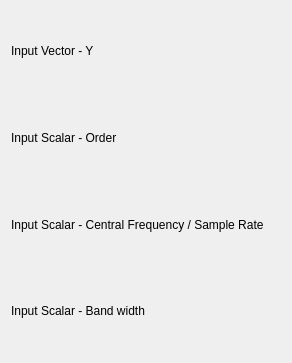
Old version of the form src/plugins/filters/butterworth_bandstop/filterbutterworthbandstopconfig.ui in the repository Kst-plot/kst.
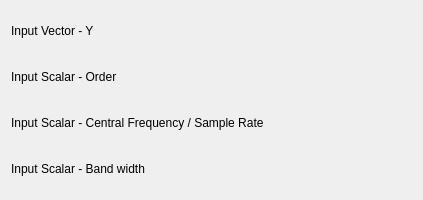
New version of the form. Custom widgets are drawn as their Qt base class.

Patch:
```diff
--- a/src/plugins/filters/butterworth_bandstop/filterbutterworthbandstopconfig.ui
+++ b/src/plugins/filters/butterworth_bandstop/filterbutterworthbandstopconfig.ui
@@ -5,13 +5,19 @@
    <rect>
     <x>0</x>
     <y>0</y>
-    <width>292</width>
-    <height>363</height>
+    <width>423</width>
+    <height>200</height>
    </rect>
   </property>
+  <property name="minimumSize" >
+   <size>
+    <width>400</width>
+    <height>0</height>
+   </size>
+  </property>
   <layout class="QVBoxLayout" name="verticalLayout" >
    <item>
-    <layout class="QHBoxLayout" name="horizontalLayout" >
+    <layout class="QHBoxLayout" name="horizontalLayout_4" >
      <item>
       <widget class="QLabel" name="label_3" >
        <property name="sizePolicy" >
@@ -28,6 +34,19 @@
        </property>
       </widget>
      </item>
+     <item>
+      <spacer name="horizontalSpacer" >
+       <property name="orientation" >
+        <enum>Qt::Horizontal</enum>
+       </property>
+       <property name="sizeHint" stdset="0" >
+        <size>
+         <width>40</width>
+         <height>20</height>
+        </size>
+       </property>
+      </spacer>
+     </item>
      <item>
       <widget class="Kst::VectorSelector" native="1" name="_vector" >
        <property name="sizePolicy" >
@@ -41,7 +60,7 @@
     </layout>
    </item>
    <item>
-    <layout class="QHBoxLayout" name="horizontalLayout_2" >
+    <layout class="QHBoxLayout" name="horizontalLayout_3" >
      <item>
       <widget class="QLabel" name="label_4" >
        <property name="sizePolicy" >
@@ -58,13 +77,26 @@
        </property>
       </widget>
      </item>
+     <item>
+      <spacer name="horizontalSpacer_2" >
+       <property name="orientation" >
+        <enum>Qt::Horizontal</enum>
+       </property>
+       <property name="sizeHint" stdset="0" >
+        <size>
+         <width>40</width>
+         <height>20</height>
+        </size>
+       </property>
+      </spacer>
+     </item>
      <item>
       <widget class="Kst::ScalarSelector" native="1" name="_scalarOrder" />
      </item>
     </layout>
    </item>
    <item>
-    <layout class="QHBoxLayout" name="horizontalLayout_3" >
+    <layout class="QHBoxLayout" name="horizontalLayout_2" >
      <item>
       <widget class="QLabel" name="label_5" >
        <property name="sizePolicy" >
@@ -81,13 +113,26 @@
        </property>
       </widget>
      </item>
+     <item>
+      <spacer name="horizontalSpacer_3" >
+       <property name="orientation" >
+        <enum>Qt::Horizontal</enum>
+       </property>
+       <property name="sizeHint" stdset="0" >
+        <size>
+         <width>40</width>
+         <height>20</height>
+        </size>
+       </property>
+      </spacer>
+     </item>
      <item>
       <widget class="Kst::ScalarSelector" native="1" name="_scalarRate" />
      </item>
     </layout>
    </item>
    <item>
-    <layout class="QHBoxLayout" name="horizontalLayout_4" >
+    <layout class="QHBoxLayout" name="horizontalLayout" >
      <item>
       <widget class="QLabel" name="label_6" >
        <property name="sizePolicy" >
@@ -104,6 +149,19 @@
        </property>
       </widget>
      </item>
+     <item>
+      <spacer name="horizontalSpacer_4" >
+       <property name="orientation" >
+        <enum>Qt::Horizontal</enum>
+       </property>
+       <property name="sizeHint" stdset="0" >
+        <size>
+         <width>40</width>
+         <height>20</height>
+        </size>
+       </property>
+      </spacer>
+     </item>
      <item>
       <widget class="Kst::ScalarSelector" native="1" name="_scalarBandwidth" />
      </item>
```
